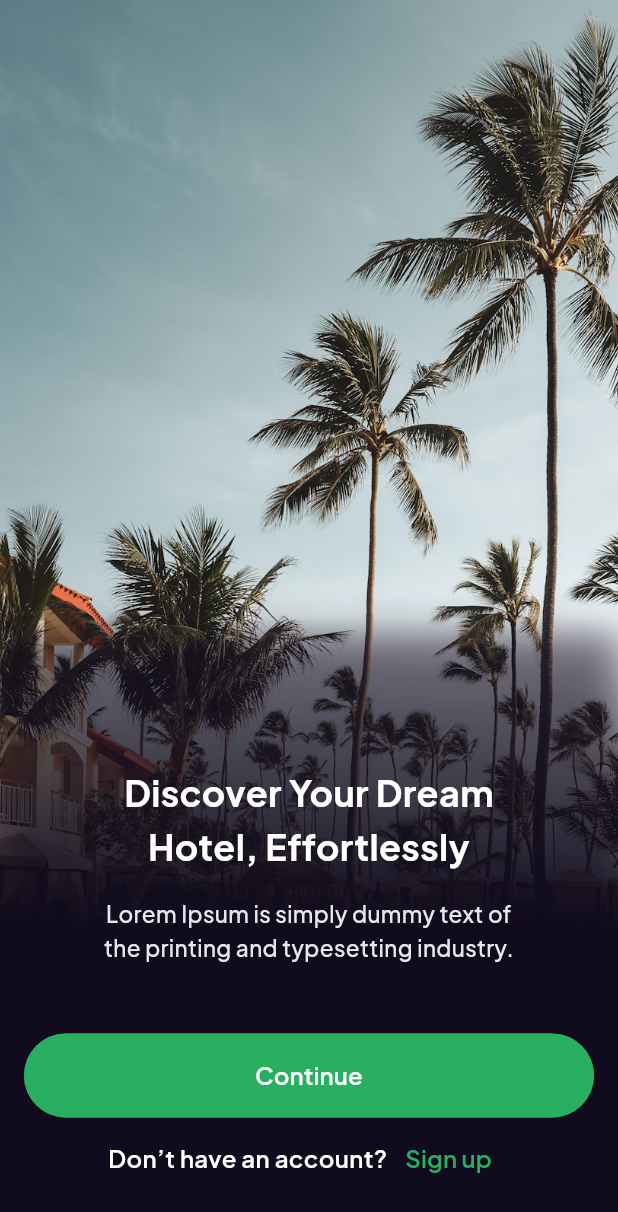
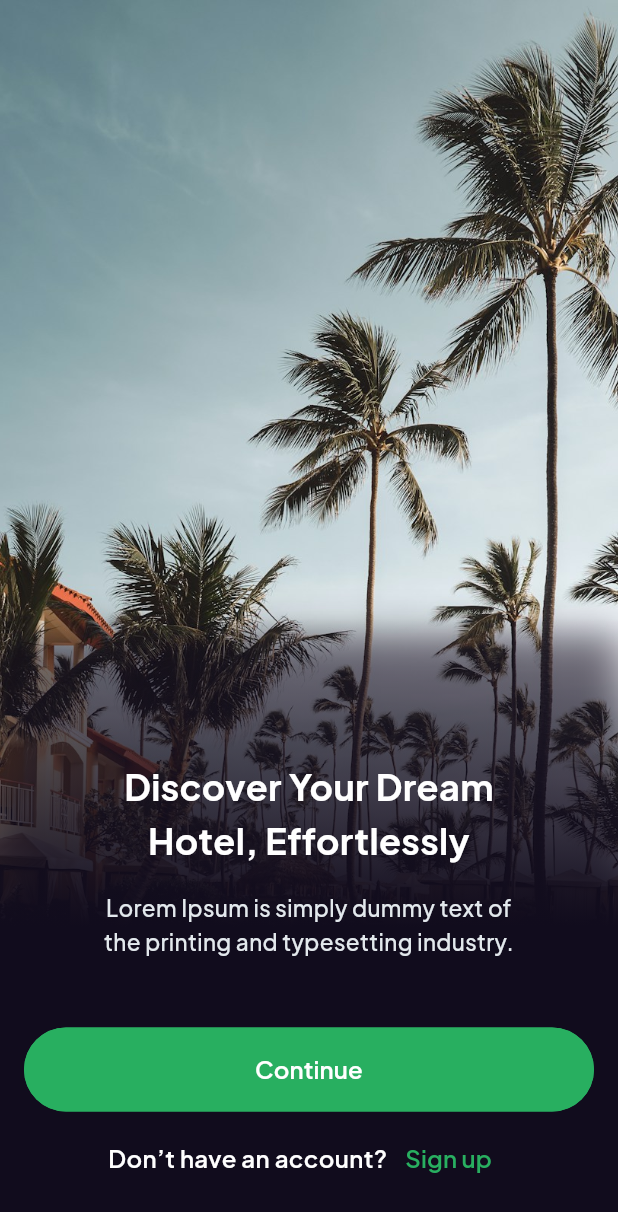
Before and after one commit to Faiz-rhm/hotel_booking, a Flutter app: the screen it shows after launch, swiped to page 3, on a phone screen of 412 x 824 dp. Shown: the top 1212 px of the screen. Run offline on Flutter 3.47's test engine with Material 3 defaults, Android fonts, the phone set to English and light mode, and no system bars; our stand-ins replace another_flushbar, flutter_riverpod, freezed_annotation, go_router, pinput; generated files the repository leaves out were written again.

```diff
--- a/lib/src/featured/auth/widgets/do_not_have_account.dart
+++ b/lib/src/featured/auth/widgets/do_not_have_account.dart
@@ -1,7 +1,4 @@
 import 'package:flutter/material.dart';
-import 'package:go_router/go_router.dart';
-
-import '../../../route/routes.dart';
 
 import '../../../helper/constants/app_colors.dart';
 
@@ -15,7 +12,9 @@ class DoNotHaveAccount extends StatelessWidget {
 
   @override
   Widget build(BuildContext context) {
-    return Row(
+    return Padding(
+      padding: const EdgeInsets.only(top: 4),
+      child: Row(
         mainAxisAlignment: MainAxisAlignment.center,
         children: [
           Text('Don’t have an account?', style: CustomTextStyle.semiBold(
@@ -33,6 +32,7 @@ class DoNotHaveAccount extends StatelessWidget {
             onPressed: (){}
           )
         ],
+      ),
     );
   }
 }
```
Lines whose indentation alone changed are shown as unchanged.
